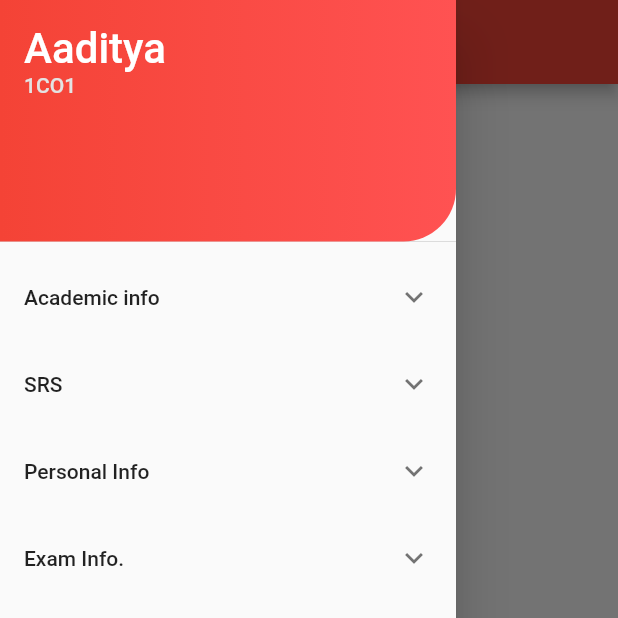
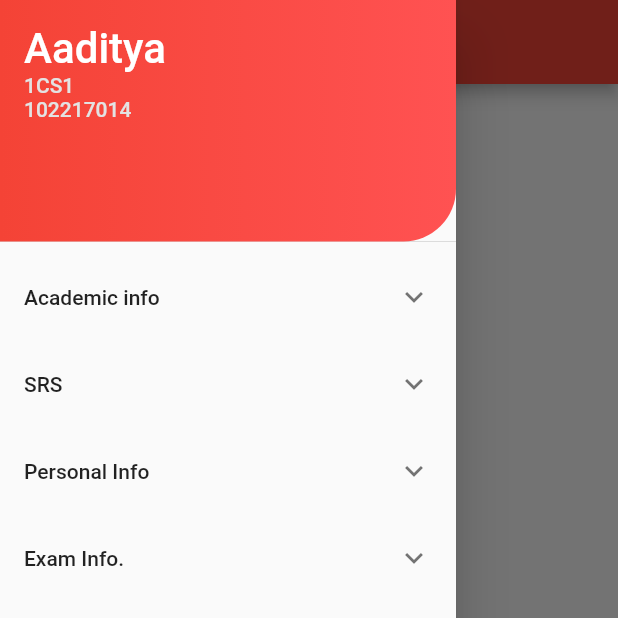
Before and after one commit to aadi-1024/project_app, a Flutter app: the HomeRoute screen opened by its route, with the side drawer open, on a phone screen of 412 x 824 dp, the top half of it. Run offline on Flutter 3.47's test engine with Material 2 defaults, Android fonts, the phone set to English and light mode, and no system bars.

Commit message:
final changes

```diff
--- a/lib/drawer/navdrawer.dart
+++ b/lib/drawer/navdrawer.dart
@@ -6,13 +6,14 @@ import 'navbottombar.dart';
 class NavDrawer extends StatelessWidget {
   final String name;
   final String group;
-  const NavDrawer(this.name, this.group, {super.key});
+  final String roll;
+  const NavDrawer(this.name, this.group, this.roll, {super.key});
 
   @override
   Widget build(BuildContext context) {
     return Column(
       children: [
-        UserHeader(name, group),
+        UserHeader(name, group, roll),
         const NavList(),
         // const Spacer(),
         const NavBottomBar(),
--- a/lib/drawer/user_drawer_header.dart
+++ b/lib/drawer/user_drawer_header.dart
@@ -3,8 +3,8 @@ import 'package:flutter/material.dart';
 class UserHeader extends StatelessWidget {
   final String name;
   final String group;
-
-  const UserHeader(this.name, this.group, {super.key});
+  final String roll;
+  const UserHeader(this.name, this.group, this.roll, {super.key});
 
   @override
   Widget build(BuildContext context) {
@@ -46,7 +46,20 @@ class UserHeader extends StatelessWidget {
                 ),
                 const Spacer(),
               ],
-            )
+            ),
+            Row(
+              children: [
+                Text(
+                  //Group
+                  roll,
+                  style: const TextStyle(
+                    fontSize: 14,
+                    color: Color.fromARGB(255, 227, 227, 227),
+                  ),
+                ),
+                const Spacer(),
+              ],
+            ),
           ],
         ),
       ),
--- a/lib/homeroute.dart
+++ b/lib/homeroute.dart
@@ -14,7 +14,8 @@ class HomeRoute extends StatelessWidget {
       drawer: const Drawer(
         child: NavDrawer(
           "Aaditya",
-          "1CO1",
+          "1CS1",
+          "102217014",
         ),
       ),
     );
```
